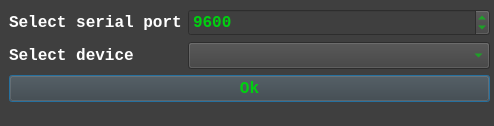
Qt form device_dialog.ui (Yarosvet/cansat_telemetry) before a commit.
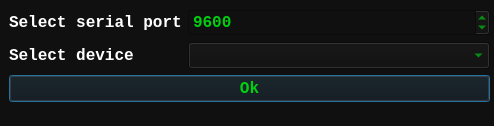
The same form after that commit. Icons and pictures are not drawn.

Commit message: Real-time data color bug fixed, background color changed

Diff of the .ui file:
```diff
--- a/device_dialog.ui
+++ b/device_dialog.ui
@@ -22,6 +22,15 @@
        </color>
       </brush>
      </colorrole>
+     <colorrole role="Button">
+      <brush brushstyle="SolidPattern">
+       <color alpha="255">
+        <red>16</red>
+        <green>16</green>
+        <blue>16</blue>
+       </color>
+      </brush>
+     </colorrole>
      <colorrole role="Light">
       <brush brushstyle="SolidPattern">
        <color alpha="255">
@@ -79,18 +88,18 @@
      <colorrole role="Base">
       <brush brushstyle="SolidPattern">
        <color alpha="255">
-        <red>63</red>
-        <green>63</green>
-        <blue>63</blue>
+        <red>16</red>
+        <green>16</green>
+        <blue>16</blue>
        </color>
       </brush>
      </colorrole>
      <colorrole role="Window">
       <brush brushstyle="SolidPattern">
        <color alpha="255">
-        <red>63</red>
-        <green>63</green>
-        <blue>63</blue>
+        <red>16</red>
+        <green>16</green>
+        <blue>16</blue>
        </color>
       </brush>
      </colorrole>
@@ -150,6 +159,15 @@
        </color>
       </brush>
      </colorrole>
+     <colorrole role="Button">
+      <brush brushstyle="SolidPattern">
+       <color alpha="255">
+        <red>16</red>
+        <green>16</green>
+        <blue>16</blue>
+       </color>
+      </brush>
+     </colorrole>
      <colorrole role="Light">
       <brush brushstyle="SolidPattern">
        <color alpha="255">
@@ -207,18 +225,18 @@
      <colorrole role="Base">
       <brush brushstyle="SolidPattern">
        <color alpha="255">
-        <red>63</red>
-        <green>63</green>
-        <blue>63</blue>
+        <red>16</red>
+        <green>16</green>
+        <blue>16</blue>
        </color>
       </brush>
      </colorrole>
      <colorrole role="Window">
       <brush brushstyle="SolidPattern">
        <color alpha="255">
-        <red>63</red>
-        <green>63</green>
-        <blue>63</blue>
+        <red>16</red>
+        <green>16</green>
+        <blue>16</blue>
        </color>
       </brush>
      </colorrole>
@@ -278,6 +296,15 @@
        </color>
       </brush>
      </colorrole>
+     <colorrole role="Button">
+      <brush brushstyle="SolidPattern">
+       <color alpha="255">
+        <red>16</red>
+        <green>16</green>
+        <blue>16</blue>
+       </color>
+      </brush>
+     </colorrole>
      <colorrole role="Light">
       <brush brushstyle="SolidPattern">
        <color alpha="255">
@@ -335,18 +362,18 @@
      <colorrole role="Base">
       <brush brushstyle="SolidPattern">
        <color alpha="255">
-        <red>63</red>
-        <green>63</green>
-        <blue>63</blue>
+        <red>16</red>
+        <green>16</green>
+        <blue>16</blue>
        </color>
       </brush>
      </colorrole>
      <colorrole role="Window">
       <brush brushstyle="SolidPattern">
        <color alpha="255">
-        <red>63</red>
-        <green>63</green>
-        <blue>63</blue>
+        <red>16</red>
+        <green>16</green>
+        <blue>16</blue>
        </color>
       </brush>
      </colorrole>
@@ -405,6 +432,9 @@
    <iconset resource="res.qrc">
     <normaloff>:/img/img/icon.ico</normaloff>:/img/img/icon.ico</iconset>
   </property>
+  <property name="styleSheet">
+   <string notr="true">background-color: rgb(16, 16, 16);</string>
+  </property>
   <widget class="QWidget" name="formLayoutWidget">
    <property name="geometry">
     <rect>
@@ -447,7 +477,8 @@
        </font>
       </property>
       <property name="styleSheet">
-       <string notr="true">background-color: rgb(63, 63, 63);
+       <string notr="true">background-color: rgb(16, 16, 16);
+border-color: rgb(16, 16, 16);
 color: rgb(0, 208, 16);
 font: 75 bold 12pt &quot;Consolas&quot;;</string>
       </property>
@@ -499,9 +530,9 @@
          <colorrole role="Button">
           <brush brushstyle="SolidPattern">
            <color alpha="255">
-            <red>63</red>
-            <green>63</green>
-            <blue>63</blue>
+            <red>16</red>
+            <green>16</green>
+            <blue>16</blue>
            </color>
           </brush>
          </colorrole>
@@ -526,18 +557,18 @@
          <colorrole role="Base">
           <brush brushstyle="SolidPattern">
            <color alpha="255">
-            <red>63</red>
-            <green>63</green>
-            <blue>63</blue>
+            <red>16</red>
+            <green>16</green>
+            <blue>16</blue>
            </color>
           </brush>
          </colorrole>
          <colorrole role="Window">
           <brush brushstyle="SolidPattern">
            <color alpha="255">
-            <red>63</red>
-            <green>63</green>
-            <blue>63</blue>
+            <red>16</red>
+            <green>16</green>
+            <blue>16</blue>
            </color>
           </brush>
          </colorrole>
@@ -591,9 +622,9 @@
          <colorrole role="Button">
           <brush brushstyle="SolidPattern">
            <color alpha="255">
-            <red>63</red>
-            <green>63</green>
-            <blue>63</blue>
+            <red>16</red>
+            <green>16</green>
+            <blue>16</blue>
            </color>
           </brush>
          </colorrole>
@@ -618,18 +649,18 @@
          <colorrole role="Base">
           <brush brushstyle="SolidPattern">
            <color alpha="255">
-            <red>63</red>
-            <green>63</green>
-            <blue>63</blue>
+            <red>16</red>
+            <green>16</green>
+            <blue>16</blue>
            </color>
           </brush>
          </colorrole>
          <colorrole role="Window">
           <brush brushstyle="SolidPattern">
            <color alpha="255">
-            <red>63</red>
-            <green>63</green>
-            <blue>63</blue>
+            <red>16</red>
+            <green>16</green>
+            <blue>16</blue>
            </color>
           </brush>
          </colorrole>
@@ -683,9 +714,9 @@
          <colorrole role="Button">
           <brush brushstyle="SolidPattern">
            <color alpha="255">
-            <red>63</red>
-            <green>63</green>
-            <blue>63</blue>
+            <red>16</red>
+            <green>16</green>
+            <blue>16</blue>
            </color>
           </brush>
          </colorrole>
@@ -710,18 +741,18 @@
          <colorrole role="Base">
           <brush brushstyle="SolidPattern">
            <color alpha="255">
-            <red>63</red>
-            <green>63</green>
-            <blue>63</blue>
+            <red>16</red>
+            <green>16</green>
+            <blue>16</blue>
            </color>
           </brush>
          </colorrole>
          <colorrole role="Window">
           <brush brushstyle="SolidPattern">
            <color alpha="255">
-            <red>63</red>
-            <green>63</green>
-            <blue>63</blue>
+            <red>16</red>
+            <green>16</green>
+            <blue>16</blue>
            </color>
           </brush>
          </colorrole>
@@ -774,7 +805,7 @@
        </font>
       </property>
       <property name="styleSheet">
-       <string notr="true">background-color: rgb(63, 63, 63);
+       <string notr="true">background-color: rgb(16, 16, 16);
 color: rgb(0, 208, 16);
 font: 75 bold 12pt &quot;Consolas&quot;;</string>
       </property>
@@ -792,7 +823,7 @@
        </font>
       </property>
       <property name="styleSheet">
-       <string notr="true">background-color: rgb(63, 63, 63);
+       <string notr="true">background-color: rgb(16, 16, 16);
 color: rgb(0, 208, 16);
 font: 75 bold 12pt &quot;Consolas&quot;;</string>
       </property>
```
The commit also changes 4 other files.
